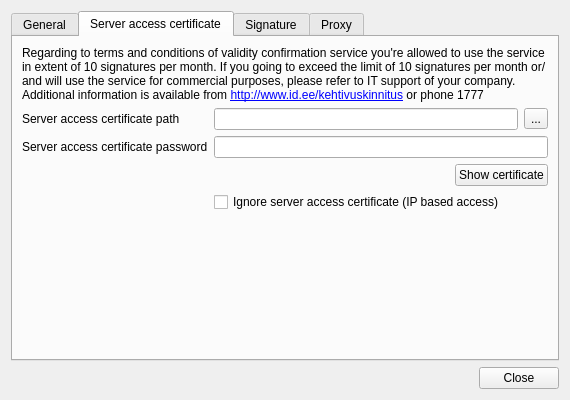
The window that client/ui/SettingsDialog.ui (open-eid/qdigidoc) describes before a commit, drawn with Qt 5.
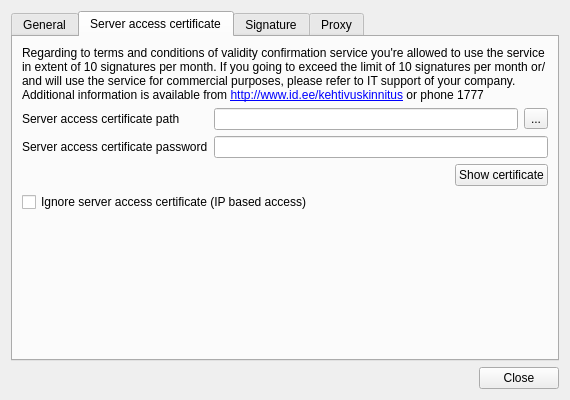
The same window after the commit. The open tabs and pages were chosen to show the change.

Commit message: adjust layout

What changed in the file:
```diff
--- a/client/ui/SettingsDialog.ui
+++ b/client/ui/SettingsDialog.ui
@@ -228,28 +228,21 @@
          </property>
         </widget>
        </item>
-       <item row="3" column="1">
+       <item row="3" column="0" colspan="2">
         <layout class="QHBoxLayout" name="p12ButtonLayout">
          <item>
           <widget class="QLabel" name="p12Error">
+           <property name="sizePolicy">
+            <sizepolicy hsizetype="Expanding" vsizetype="Preferred">
+             <horstretch>0</horstretch>
+             <verstretch>0</verstretch>
+            </sizepolicy>
+           </property>
            <property name="styleSheet">
             <string notr="true">color: red;</string>
            </property>
           </widget>
          </item>
-         <item>
-          <spacer name="p12ButtonSpacer">
-           <property name="orientation">
-            <enum>Qt::Horizontal</enum>
-           </property>
-           <property name="sizeHint" stdset="0">
-            <size>
-             <width>40</width>
-             <height>0</height>
-            </size>
-           </property>
-          </spacer>
-         </item>
          <item>
           <widget class="QPushButton" name="showP12Cert">
            <property name="text">
@@ -259,7 +252,7 @@
          </item>
         </layout>
        </item>
-       <item row="4" column="1">
+       <item row="4" column="0" colspan="2">
         <widget class="QCheckBox" name="p12Ignore">
          <property name="text">
           <string>Ignore server access certificate (IP based access)</string>
```
